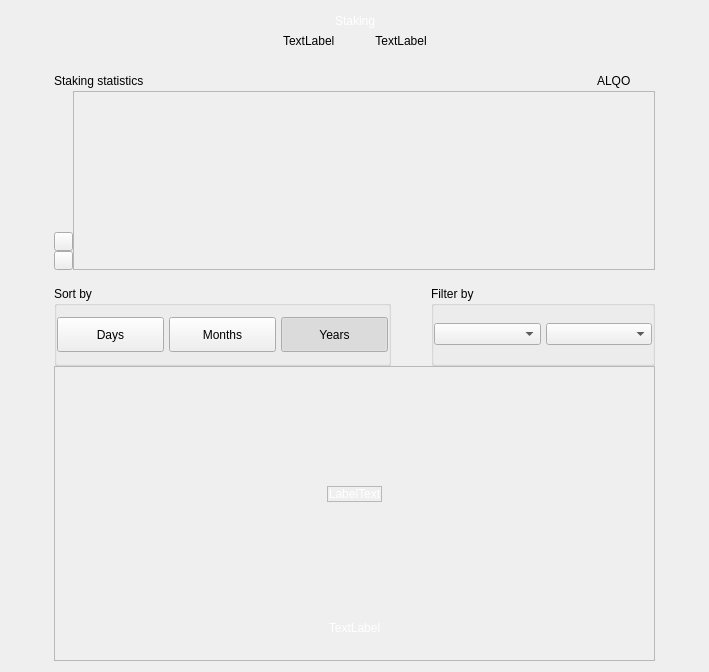
eons-finance/ALQO, file src/qt/forms/chartswidget.ui: the form before one commit.
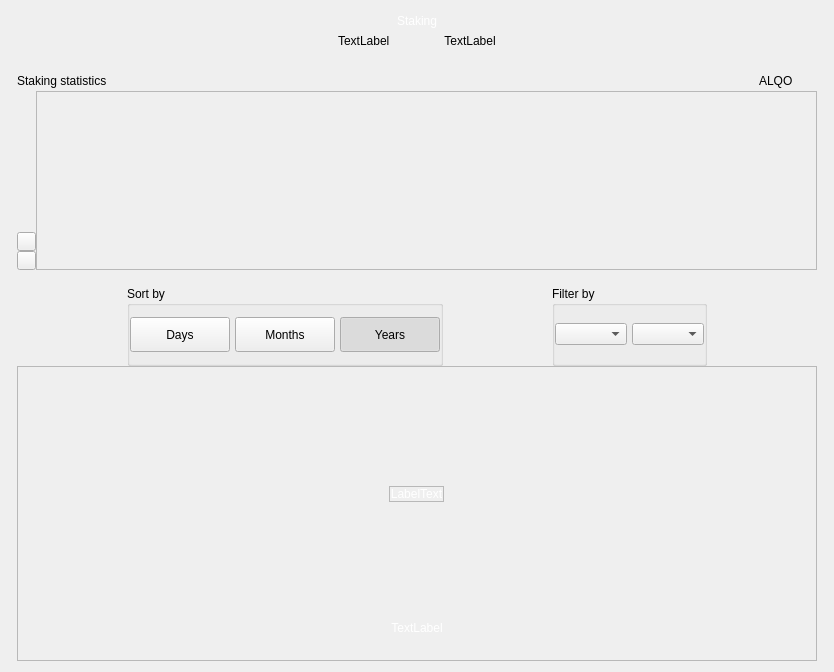
The form after the commit.

Patch:
```diff
--- a/src/qt/forms/chartswidget.ui
+++ b/src/qt/forms/chartswidget.ui
@@ -6,7 +6,7 @@
    <rect>
     <x>0</x>
     <y>0</y>
-    <width>709</width>
+    <width>834</width>
     <height>672</height>
    </rect>
   </property>
@@ -190,7 +190,7 @@
          </property>
          <property name="minimumSize">
           <size>
-           <width>601</width>
+           <width>800</width>
            <height>0</height>
           </size>
          </property>
@@ -500,7 +500,7 @@
           </item>
           <item alignment="Qt::AlignVCenter">
            <widget class="QWidget" name="containerSort" native="true">
-            <layout class="QHBoxLayout" name="horizontalLayout_7" stretch="3,0,2">
+            <layout class="QHBoxLayout" name="horizontalLayout_7" stretch="0,0,0,0,0">
              <property name="spacing">
               <number>0</number>
              </property>
@@ -516,6 +516,19 @@
              <property name="bottomMargin">
               <number>0</number>
              </property>
+             <item>
+              <spacer name="horizontalSpacer_2">
+               <property name="orientation">
+                <enum>Qt::Horizontal</enum>
+               </property>
+               <property name="sizeHint" stdset="0">
+                <size>
+                 <width>40</width>
+                 <height>20</height>
+                </size>
+               </property>
+              </spacer>
+             </item>
              <item>
               <widget class="QGroupBox" name="groupBoxChart">
                <property name="minimumSize">
@@ -547,7 +560,7 @@
                  <widget class="QPushButton" name="pushButtonMonth">
                   <property name="minimumSize">
                    <size>
-                    <width>50</width>
+                    <width>100</width>
                     <height>35</height>
                    </size>
                   </property>
@@ -572,7 +585,7 @@
                  <widget class="QPushButton" name="pushButtonYear">
                   <property name="minimumSize">
                    <size>
-                    <width>50</width>
+                    <width>100</width>
                     <height>35</height>
                    </size>
                   </property>
@@ -603,7 +616,7 @@
                   </property>
                   <property name="minimumSize">
                    <size>
-                    <width>50</width>
+                    <width>100</width>
                     <height>35</height>
                    </size>
                   </property>
@@ -759,6 +772,19 @@
                </layout>
               </widget>
              </item>
+             <item>
+              <spacer name="horizontalSpacer_13">
+               <property name="orientation">
+                <enum>Qt::Horizontal</enum>
+               </property>
+               <property name="sizeHint" stdset="0">
+                <size>
+                 <width>40</width>
+                 <height>20</height>
+                </size>
+               </property>
+              </spacer>
+             </item>
             </layout>
            </widget>
           </item>
```
